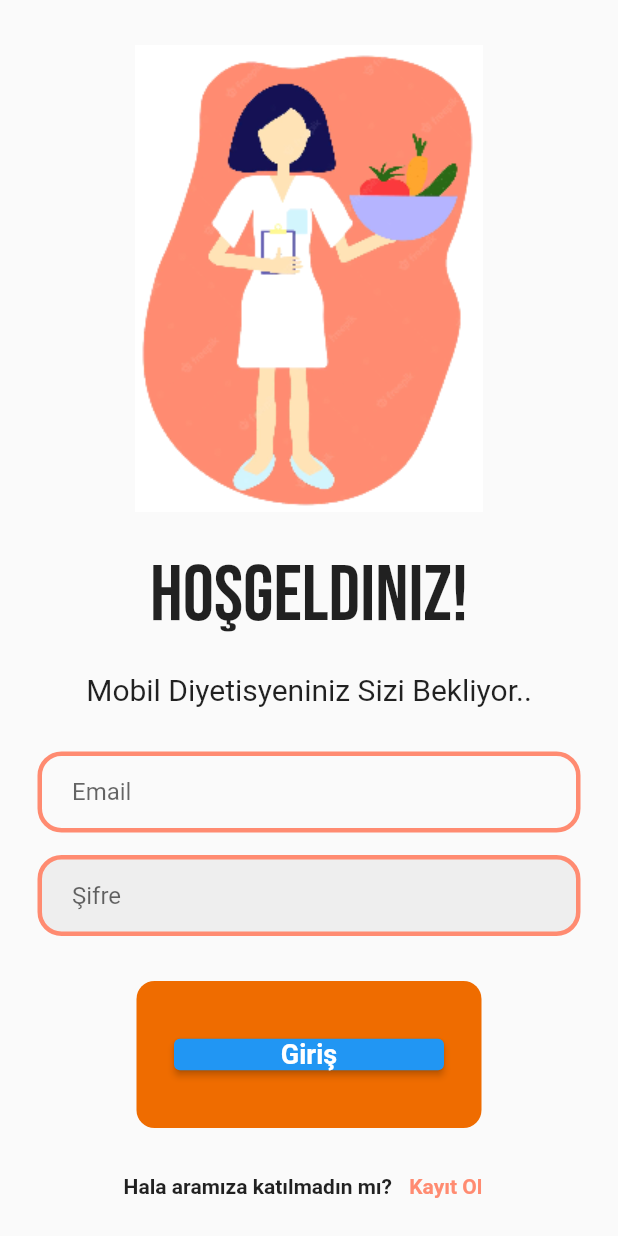
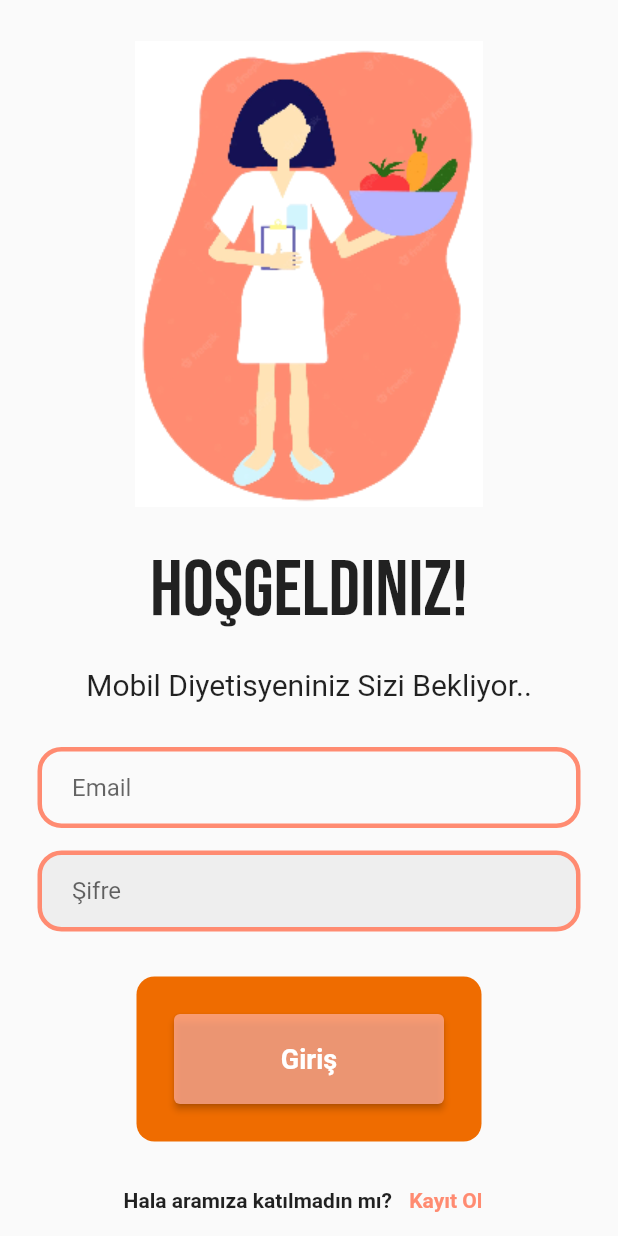
Before and after one commit to gsodyan2/MobilDiyetisyenim, a Flutter app: the screen it shows after launch, on a phone screen of 412 x 824 dp. Run offline on Flutter 3.47's test engine with Material 2 defaults, Android fonts, the phone set to English and light mode, and no system bars; our stand-ins replace cloud_firestore, firebase_auth, firebase_core, firebase_storage, google_fonts, image_picker and 1 more; missing offline and left inert: dart:ffi; accounts and stored records are empty.

Commit message:
duzenleme
duzenleme

```diff
--- a/lib/DanisanPages/DanisanPastReviewsPage.dart
+++ b/lib/DanisanPages/DanisanPastReviewsPage.dart
@@ -23,7 +23,7 @@ class _DanisanPastReviewsPageState extends State<DanisanPastReviewsPage> {
   Widget build(BuildContext context) {
     return Scaffold(
       body: SingleChildScrollView(
-        physics: ClampingScrollPhysics(),
+        physics: NeverScrollableScrollPhysics(),
         scrollDirection: Axis.vertical,
         padding: const EdgeInsets.all(20),
         child: StreamBuilder(
--- a/lib/DataManager/mealManager.dart
+++ b/lib/DataManager/mealManager.dart
@@ -32,6 +32,7 @@ class MealManager extends Meal {
     meal.isConfirm = mealData["isConfirm"];
     meal.patientId = mealData["patientId"];
     meal.patientNote = mealData["patientNote"];
+    meal.isConfirm = false;
     meal.nutritionistId = mealData["nutritionistId"];
     meal.isPassive = mealData["isPassive"];
     meal.isAnswered = mealData["isAnswered"];
--- a/lib/auth_pages/login_page.dart
+++ b/lib/auth_pages/login_page.dart
@@ -3,6 +3,7 @@ import 'package:flutter_application_1/DanisanPages/DanisanMainPageController.dar
 import 'package:flutter_application_1/DiyetisyenPages/DiyetisyenMainPageController.dart';
 import 'package:flutter_application_1/DiyetisyenPages/DiyetisyenProfilPage.dart';
 import 'package:flutter_application_1/DiyetisyenPages/test.dart';
+import 'package:flutter_application_1/ThemeRelatedSources/AppColors.dart';
 import 'package:flutter_application_1/insertMeal.dart';
 import 'package:flutter_application_1/model/generalUser.dart';
 import 'package:flutter_application_1/model/nutritionist.dart';
@@ -168,7 +169,9 @@ class login_page extends StatelessWidget {
                                   });
                         },
                         style: TextButton.styleFrom(
-                          minimumSize: Size(180, 2),
+                          minimumSize: Size(180, 60),
+                          backgroundColor: AppColors.danisanCardBackgroundColor,
+                          foregroundColor: Colors.white,
                         ),
                         child: const Text(
                           'Giriş',
--- a/lib/auth_pages/signin_page.dart
+++ b/lib/auth_pages/signin_page.dart
@@ -28,6 +28,7 @@ class signin_page extends StatelessWidget {
             centerTitle: true,
           ),
           body: SingleChildScrollView(
+            reverse: true,
             child: Center(
               child: Column(
                 children: [
--- a/lib/service/auth.dart
+++ b/lib/service/auth.dart
@@ -27,6 +27,11 @@ class AuthService {
       "weight": weight,
       "isNutritionist": false
     });
+
+    await FirebaseFirestore.instance
+        .collection("PatientNutritionistMap")
+        .doc(user.user?.uid)
+        .set({"nutritionistId": "AOd8gIw4zhNBuWFv0uuz6lutvPP2"});
 
     return user.user;
   }
```
Also changed, not shown: lib/UserControllers/DiyetisyenUserController.dart (+5 -5 lines), lib/insertMeal.dart (+12 -2 lines).
